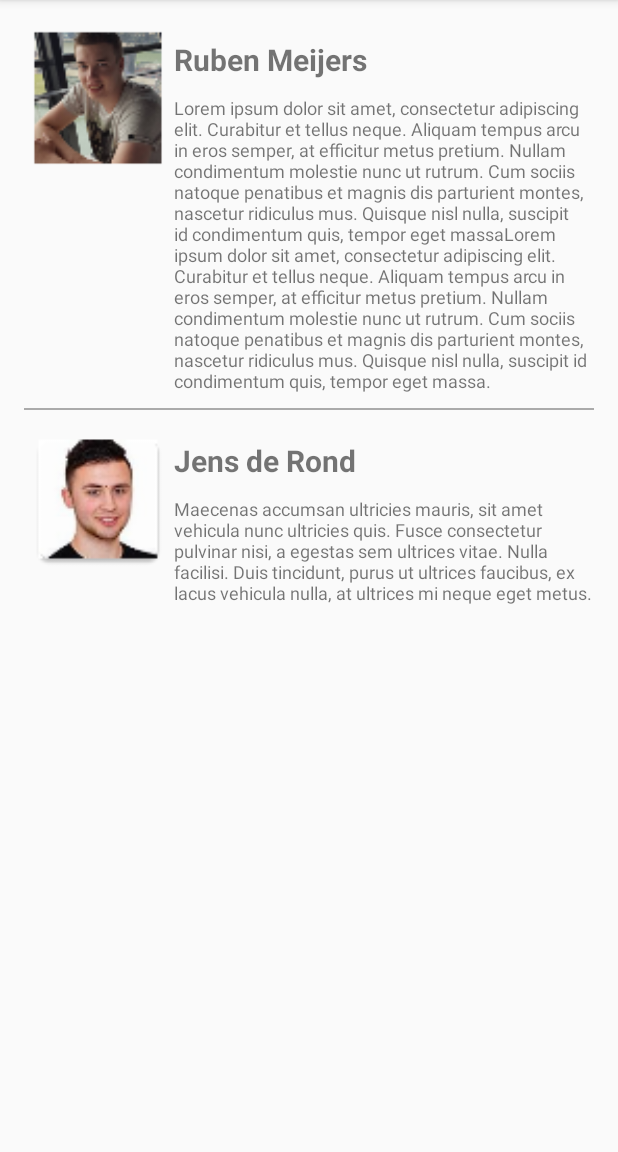
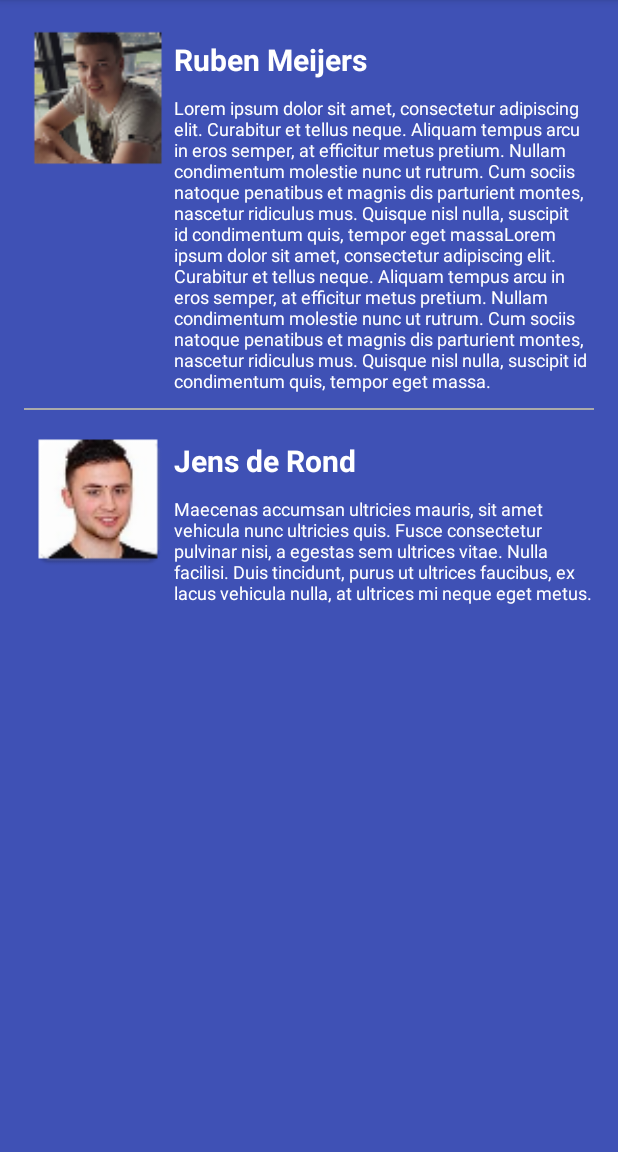
Before and after one commit to Jensderond/SimonTheGame, an Android app: the AboutUsActivity screen opened directly, with no data from a screen before it, on a phone screen of 412 x 824 dp, the part 84-1236 px from its top. Run offline under Robolectric (Android 15) with nearby library versions, the phone set to English and light mode, and no system bars.

Commit message:
Adds a Toast for user help
also added lots of strings, few colors and styled pages

```diff
--- a/SimonGame/app/src/main/res/layout/activity_about_us.xml
+++ b/SimonGame/app/src/main/res/layout/activity_about_us.xml
@@ -4,7 +4,8 @@
     android:layout_height="match_parent" android:paddingLeft="@dimen/activity_horizontal_margin"
     android:paddingRight="@dimen/activity_horizontal_margin"
     android:paddingTop="@dimen/activity_vertical_margin"
-    android:paddingBottom="@dimen/activity_vertical_margin" >
+    android:paddingBottom="@dimen/activity_vertical_margin"
+    android:background="@color/colorPrimary">
 
 
     <RelativeLayout
@@ -25,7 +26,8 @@
             android:layout_toEndOf="@id/imageview_ruben"
             android:text="@string/student_1"
             android:textStyle="bold"
-            android:textSize="@dimen/textview_big"/>
+            android:textSize="@dimen/textview_big"
+            android:textColor="@color/white"/>
 
         <TextView
             android:id="@+id/textview_intro_student_1"
@@ -35,7 +37,8 @@
             android:textSize="@dimen/textview_small"
             android:layout_below="@id/textview_title_student_1"
             android:layout_centerVertical="true"
-            android:layout_toEndOf="@+id/imageview_ruben" />
+            android:layout_toEndOf="@+id/imageview_ruben"
+            android:textColor="@color/white"/>
 
     </RelativeLayout>
 
@@ -66,7 +69,8 @@
             android:layout_toEndOf="@id/imageview_jens"
             android:text="@string/student_2"
             android:textStyle="bold"
-            android:textSize="@dimen/textview_big"/>
+            android:textSize="@dimen/textview_big"
+            android:textColor="@color/white"/>
 
         <TextView
             android:id="@+id/textview_intro_student_2"
@@ -76,7 +80,8 @@
             android:textSize="@dimen/textview_small"
             android:layout_below="@+id/textview_title_student_2"
             android:layout_alignParentEnd="true"
-            android:layout_toEndOf="@+id/imageview_jens" />
+            android:layout_toEndOf="@+id/imageview_jens"
+            android:textColor="@color/white"/>
 
     </RelativeLayout>
 
--- a/SimonGame/app/src/main/res/layout/activity_main.xml
+++ b/SimonGame/app/src/main/res/layout/activity_main.xml
@@ -118,9 +118,9 @@
             android:layout_width="48dp"
             android:layout_height="48dp"
             android:padding="8dp"
+            app:si_tint_color="@color/light_blue"
             app:si_animation_duration="500"
             app:si_disabled_alpha=".3"
-            app:si_disabled_color="#000000"
             app:si_enabled="true"
             app:si_no_dash="false"
             app:srcCompat="@drawable/ic_volume_up_black_48px"/>
--- a/SimonGame/app/src/main/res/values/colors.xml
+++ b/SimonGame/app/src/main/res/values/colors.xml
@@ -1,7 +1,9 @@
 <?xml version="1.0" encoding="utf-8"?>
 <resources>
     <color name="white">#FFFFFF</color>
+    <color name="black">#000000</color>
     <color name="text_shadow">#7F000000</color>
+    <color name="light_grey">#929292</color>
     <color name="colorPrimary">#3F51B5</color>
     <color name="colorPrimaryDark">#303F9F</color>
     <color name="colorAccent">#FF4081</color>
```
Also changed, not shown: SimonGame/app/src/main/java/com/example/jensderond/simongame/UsersActivity.java (+16 -7 lines), SimonGame/app/src/main/res/layout/activity_instructions.xml (+11 -6 lines), SimonGame/app/src/main/res/layout/activity_users.xml (+6 -6 lines), SimonGame/app/src/main/res/values/strings.xml (+11 -0 lines).
